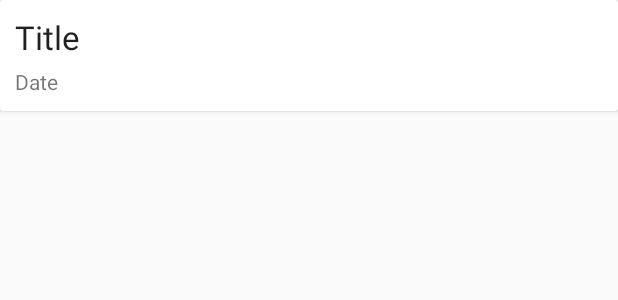
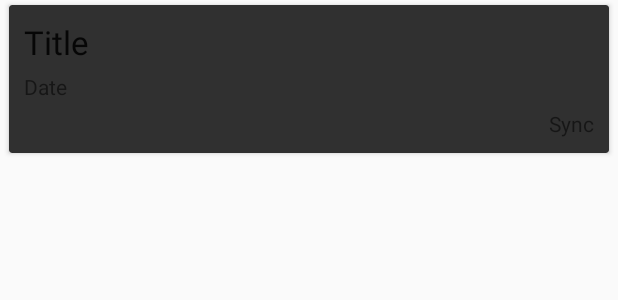
Before and after one commit to CyberZHG/CrimsonTomato, an Android app: the layout item_tomato.xml on its own in the app's theme, with its tools: preview values and no code run, on a phone screen of 412 x 824 dp. Shown: the top 300 px of the screen. Run offline under Robolectric (Android 15) with nearby library versions, the phone set to English and light mode, and no system bars.

Commit message:
Sync to calendar.
Signed-off-by: sdq11111 <451376709@qq.com>

```diff
--- a/app/src/main/java/zhaohg/crimson/main/ChooseCalendarActivity.java
+++ b/app/src/main/java/zhaohg/crimson/main/ChooseCalendarActivity.java
@@ -35,6 +35,7 @@ public class ChooseCalendarActivity extends AppCompatActivity {
             CalendarItem item = new CalendarItem(this);
             item.setCalendarId(_id);
             item.setText(name);
+            item.setTextSize(24.0f);
             layout.addView(item);
         }
     }
--- a/app/src/main/java/zhaohg/crimson/scene/MainScene.java
+++ b/app/src/main/java/zhaohg/crimson/scene/MainScene.java
@@ -2,10 +2,10 @@ package zhaohg.crimson.scene;
 
 import android.content.Context;
 import android.graphics.Canvas;
-import android.graphics.Color;
 import android.graphics.PorterDuff;
 import android.view.View;
 
+import zhaohg.crimson.R;
 import zhaohg.crimson.widget.TimerWidget;
 
 public class MainScene extends Scene {
@@ -29,7 +29,8 @@ public class MainScene extends Scene {
 
     @Override
     public void selfDraw(Canvas canvas) {
-        canvas.drawColor(Color.BLACK, PorterDuff.Mode.CLEAR);
+        int color = context.getResources().getColor(R.color.background_material_dark);
+        canvas.drawColor(color, PorterDuff.Mode.CLEAR);
     }
 
 }
--- a/app/src/main/java/zhaohg/crimson/widget/TimerWidget.java
+++ b/app/src/main/java/zhaohg/crimson/widget/TimerWidget.java
@@ -135,6 +135,7 @@ public class TimerWidget extends Widget {
                     this.current = new Date();
                     setting.setLastBegin(this.begin);
                     setting.setLastPeriod(this.period);
+                    setting.setVibrated(false);
                     this.state = STATE_TRANS_TO_RUNNING;
                     this.transStrokeWidth = 7.0f;
                     this.fontAlpha = 1.0f;
@@ -254,10 +255,11 @@ public class TimerWidget extends Widget {
                 long interval = (current.getTime() - begin.getTime()) / 1000 / 60;
                 if (interval >= period) {
                     Setting setting = Setting.getInstance();
-                    if (setting.isVibrate()) {
+                    if (setting.isVibrate() && !setting.isVibrated()) {
                         Vibrator vibrator = (Vibrator) this.context.getSystemService(Context.VIBRATOR_SERVICE);
                         long[] pattern = {100, 240, 100, 240};
                         vibrator.vibrate(pattern, -1);
+                        setting.setVibrated(true);
                     }
                     this.state = STATE_FINISHED;
                 }
--- a/app/src/main/res/layout/activity_choose_calendar.xml
+++ b/app/src/main/res/layout/activity_choose_calendar.xml
@@ -13,6 +13,8 @@
         android:id="@+id/linear_layout"
         android:layout_width="match_parent"
         android:layout_height="wrap_content"
+        android:showDividers="middle"
+        android:divider="@drawable/divier_setting"
         android:orientation="vertical"/>
 
 </ScrollView>
--- a/app/src/main/res/layout/activity_setting.xml
+++ b/app/src/main/res/layout/activity_setting.xml
@@ -6,6 +6,8 @@
     android:paddingRight="@dimen/activity_horizontal_margin"
     android:paddingTop="@dimen/activity_vertical_margin"
     android:paddingBottom="@dimen/activity_vertical_margin"
+    android:focusable="true"
+    android:focusableInTouchMode="true"
     tools:context="zhaohg.crimson.main.SettingActivity">
 
     <LinearLayout
--- a/app/src/main/res/layout/item_tomato.xml
+++ b/app/src/main/res/layout/item_tomato.xml
@@ -1,11 +1,13 @@
 <android.support.v7.widget.CardView
     xmlns:android="http://schemas.android.com/apk/res/android"
+    xmlns:card_view="http://schemas.android.com/apk/res-auto"
     android:layout_width="match_parent"
     android:layout_height="wrap_content"
-    android:layout_marginLeft="0dp"
-    android:layout_marginRight="0dp"
-    android:layout_marginTop="0dp"
-    android:layout_marginBottom="9dp">
+    android:layout_marginLeft="6dp"
+    android:layout_marginRight="6dp"
+    android:layout_marginTop="3dp"
+    android:layout_marginBottom="6dp"
+    card_view:cardBackgroundColor="@color/background_material_dark">
 
     <LinearLayout
         android:layout_width="match_parent"
@@ -31,6 +33,15 @@
             android:textAppearance="?android:attr/textAppearanceSmall"
             android:layout_marginTop="5dp"/>
 
+        <TextView
+            android:id="@+id/text_view_sync"
+            android:layout_width="match_parent"
+            android:layout_height="wrap_content"
+            android:text="Sync"
+            android:gravity="right"
+            android:textAppearance="?android:attr/textAppearanceSmall"
+            android:layout_marginTop="5dp"/>
+
     </LinearLayout>
 
 </android.support.v7.widget.CardView>
--- a/app/src/main/res/values/strings.xml
+++ b/app/src/main/res/values/strings.xml
@@ -1,5 +1,5 @@
 <resources>
-    <string name="app_name">Crimson</string>
+    <string name="app_name">Tomato Time</string>
     <string name="hello_world">Hello world!</string>
 
     <string name="title_activity_setting">Settings</string>
@@ -19,6 +19,9 @@
 
     <string name="timer_start">Start</string>
     <string name="timer_finished">Finished</string>
+
+    <string name="tomato_synced">Synced</string>
+    <string name="tomato_unsynced">Unsynced</string>
 
     <string name="device_offline">The device is off-line</string>
 
```
Also changed, not shown: app/src/main/java/zhaohg/crimson/data/Setting.java (+12 -0 lines), app/src/main/java/zhaohg/crimson/data/TomatoAdapter.java (+7 -0 lines), app/src/main/java/zhaohg/crimson/data/TomatoData.java (+41 -0 lines), 1 other file.
